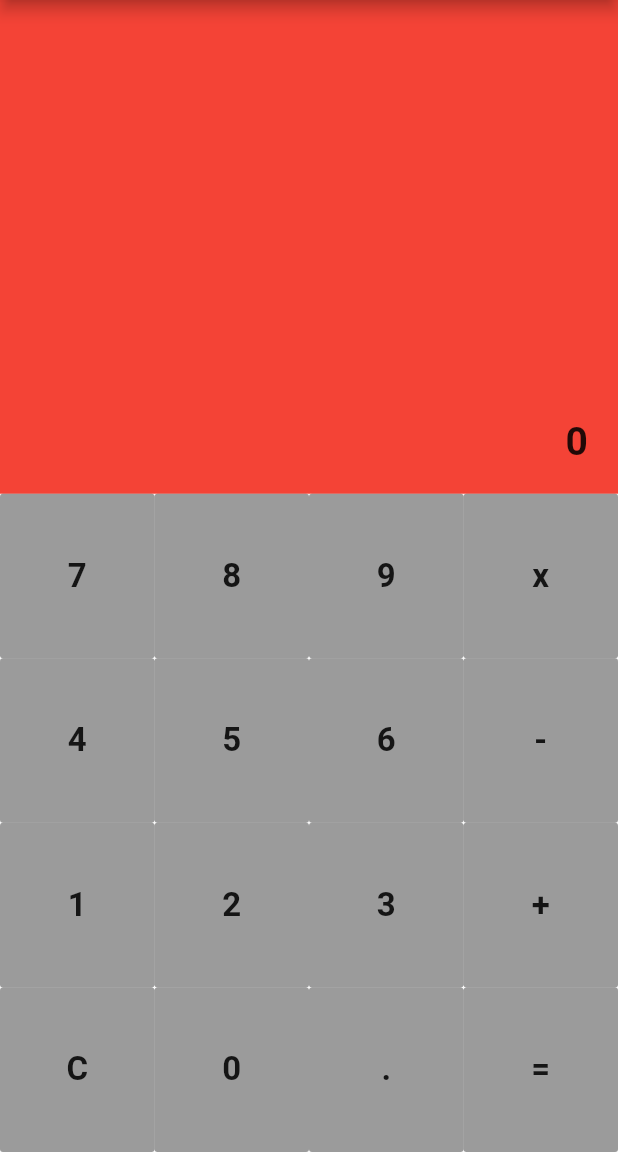
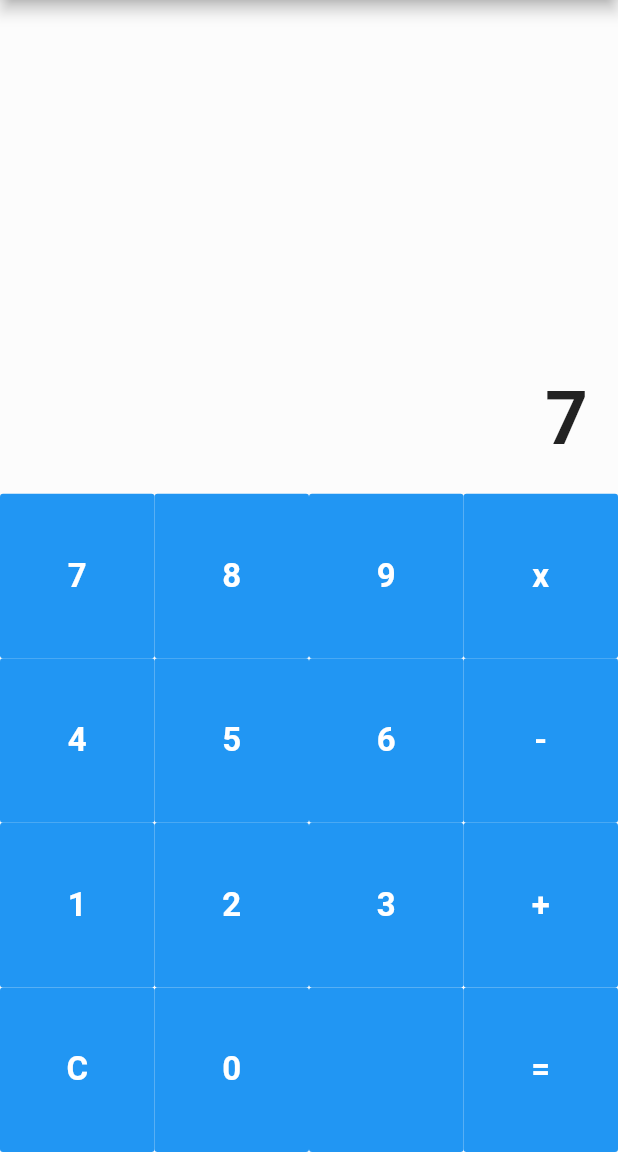
Before and after one commit to pedrokson/flutterCalc, a Flutter app: the screen it shows after launch, after a tap on an icon or button, on a phone screen of 412 x 824 dp, the part 84-1236 px from its top. Run offline on Flutter 3.47's test engine with Material 2 defaults, Android fonts, the phone set to English and light mode, and no system bars.

Commit message:
Adicionar cálculo de operações

```diff
--- a/lib/components/calc_button.dart
+++ b/lib/components/calc_button.dart
@@ -14,12 +14,13 @@ class CalcButton extends StatelessWidget {
   Widget build(BuildContext context) {
     return Expanded(
         child: FlatButton(
-          color: Colors.black38,
+          color: Colors.blue,
           onPressed: () => {_pressionarBotaoCallback(_nome)},
           child: Center(
               child: Text(
             _nome,
-            style: TextStyle(fontWeight: FontWeight.bold, fontSize: 22),
+            style: TextStyle(
+                fontWeight: FontWeight.bold, fontSize: 22, color: Colors.white),
           )),
         ),
         flex: 1);
--- a/lib/main.dart
+++ b/lib/main.dart
@@ -29,12 +29,62 @@ class HomePage extends StatefulWidget {
 }
 
 class _HomePageState extends State<HomePage> {
+  int _primeiroNumero = 0;
+  String _operacoes = "Cx+\-=CE";
+  String _operacaoSelecionada = "";
+
+  String _resultadoParcial = "";
   int _total = 0;
 
   /// Callback passada para os botões que retorna o botão pressionado
-  /// no atributo [nome].
+  /// no atributo [nome]
   void pressionarBotao(String nome) {
-    print(nome);
+    if (!_operacoes.contains(nome)) {
+      setState(() {
+        if (_total != 0) {
+          /// Se já houver número digitado, concatena o novo número a ele
+          _total = int.parse(_total.toString() + nome);
+        } else {
+          _total = int.parse(nome);
+        }
+      });
+    } else {
+      if (nome == 'C') {
+        setState(() {
+          _total = 0;
+          _resultadoParcial = "";
+          _operacaoSelecionada = "";
+        });
+      } else {
+        if (nome == '=') {
+          setState(() {
+            _total = _calcularResultadoOperacao(
+                _primeiroNumero, _total, _operacaoSelecionada);
+            _resultadoParcial = "";
+            _operacaoSelecionada = "";
+          });
+        } else {
+          _primeiroNumero = _total;
+          _operacaoSelecionada = nome;
+          setState(() {
+            _resultadoParcial =
+                _primeiroNumero.toString() + _operacaoSelecionada;
+          });
+        }
+      }
+    }
+  }
+
+  /// Realiza o cálculo da [operacao] passada tomando [num1] como primeiro
+  /// termo e [num2] como segundo termo
+  int _calcularResultadoOperacao(int num1, int num2, String operacao) {
+    if (operacao == '+') {
+      return num1 + num2;
+    } else if (operacao == '-') {
+      return num1 - num2;
+    } else {
+      return num1 * num2;
+    }
   }
 
   @override
@@ -50,21 +100,34 @@ class _HomePageState extends State<HomePage> {
           children: <Widget>[
             Expanded(
                 child: Container(
-                  color: Colors.red,
-                  child: Container(
-                      padding: EdgeInsets.only(bottom: 20, right: 20),
-                      alignment: Alignment.bottomRight,
-                      child: Text(
-                        _total.toString(),
-                        style: TextStyle(
-                            fontWeight: FontWeight.bold, fontSize: 26),
-                      )),
+                  color: Colors.white30,
+                  child: Column(
+                    mainAxisAlignment: MainAxisAlignment.end,
+                    children: <Widget>[
+                      Container(
+                          padding: EdgeInsets.only(bottom: 20, right: 20),
+                          alignment: Alignment.bottomRight,
+                          child: Text(
+                            _resultadoParcial,
+                            style: TextStyle(
+                                fontWeight: FontWeight.w400, fontSize: 18),
+                          )),
+                      Container(
+                          padding: EdgeInsets.only(bottom: 20, right: 20),
+                          alignment: Alignment.bottomRight,
+                          child: Text(
+                            _total.toString(),
+                            style: TextStyle(
+                                fontWeight: FontWeight.bold, fontSize: 50),
+                          ))
+                    ],
+                  ),
                 ),
                 flex: 6),
             ButtonRow(['7', '8', '9', 'x'], this.pressionarBotao),
             ButtonRow(['4', '5', '6', '-'], this.pressionarBotao),
             ButtonRow(['1', '2', '3', '+'], this.pressionarBotao),
-            ButtonRow(['C', '0', '.', '='], this.pressionarBotao),
+            ButtonRow(['C', '0', '', '='], this.pressionarBotao),
           ],
         ),
       ),
```
